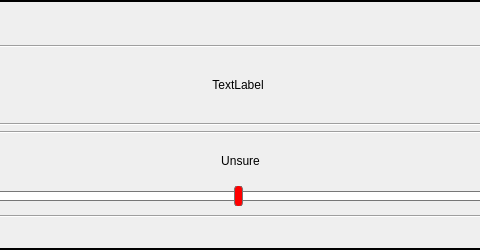
First picture: the form in qualframe.ui, repository w4est/COMP3004, before the edit; both pictures show x 162 to 642 and y 0 to 250 of the 800 by 250 pixel window.
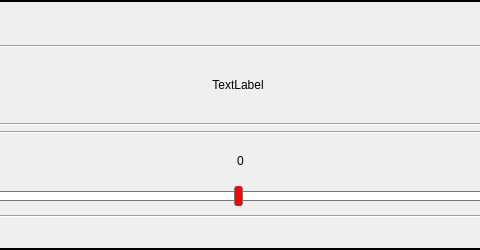
Second picture: the form after the edit.

```diff
--- a/qualframe.ui
+++ b/qualframe.ui
@@ -105,7 +105,7 @@
      <property name="frameShadow">
       <enum>QFrame::Sunken</enum>
      </property>
-     <layout class="QGridLayout" name="gridLayout" columnstretch="0,0,0">
+     <layout class="QGridLayout" name="gridLayout" columnstretch="0,0">
       <item row="2" column="1">
        <widget class="QFrame" name="frame_3">
         <property name="sizePolicy">
@@ -153,7 +153,7 @@
             <enum>Qt::LeftToRight</enum>
            </property>
            <property name="text">
-            <string>Unsure</string>
+            <string>0</string>
            </property>
            <property name="alignment">
             <set>Qt::AlignCenter</set>
```
